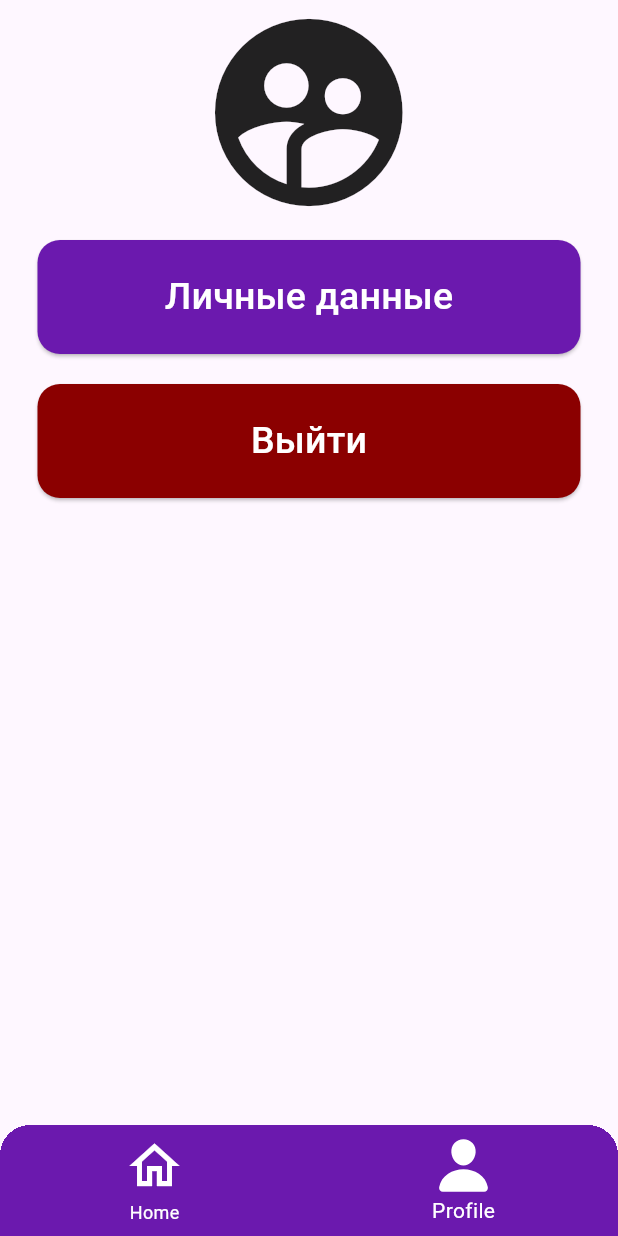
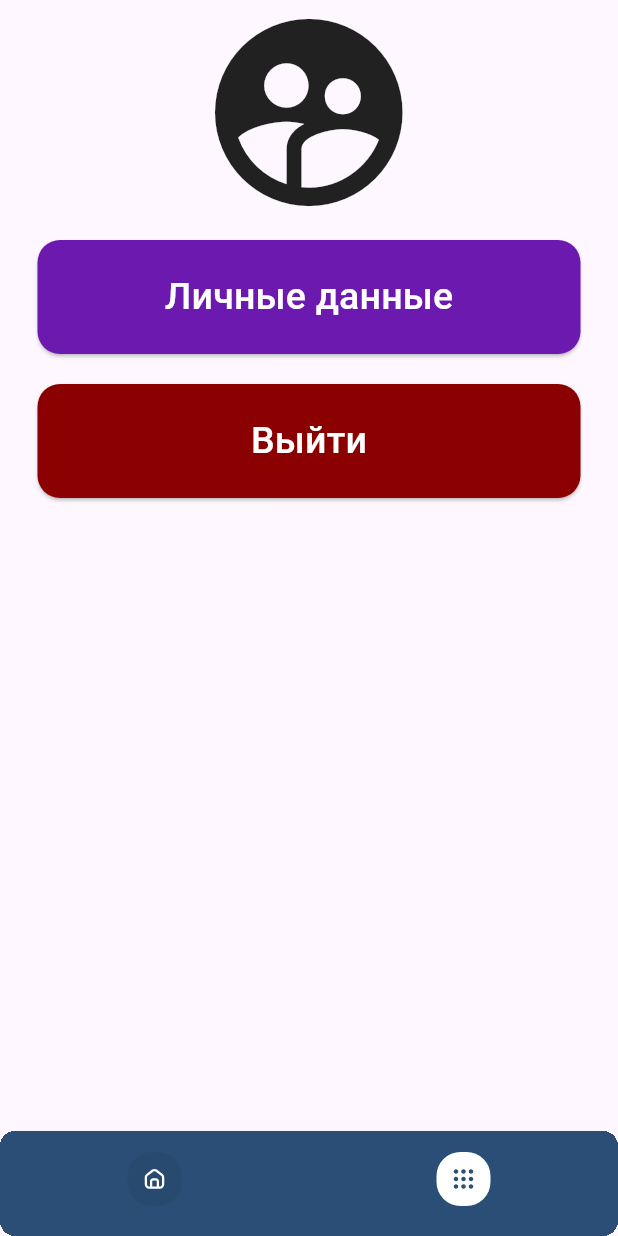
Before and after one commit to LogachevaSophia/video-service-ITMO, a Flutter app: the MainPage screen opened directly, on a phone screen of 412 x 824 dp. Run offline on Flutter 3.47's test engine with Material 3 defaults, Android fonts, the phone set to English and light mode, and no system bars; our stand-ins replace dio, flutter_secure_storage, flutter_svg, ionicons, jwt_decoder; accounts and stored records are empty; Roboto replaces fonts that are missing (Source Sans Pro).

Commit message:
feat: add bottom bar

```diff
--- /dev/null
+++ b/echo/lib/features/main_page/bottom_bar_item.dart
@@ -0,0 +1,33 @@
+import 'package:flutter/material.dart';
+import 'package:flutter_svg/flutter_svg.dart';
+
+class BottomBarItem extends StatelessWidget {
+  final bool isSelected;
+  final String iconPath;
+
+  const BottomBarItem({
+    super.key,
+    required this.isSelected,
+    required this.iconPath,
+  });
+
+  @override
+  Widget build(BuildContext context) {
+    return Container(
+      height: 36,
+      width: 36,
+      // rounded rectangle
+      decoration: BoxDecoration(
+        color: isSelected ? Colors.white : Colors.transparent.withOpacity(0.05),
+        borderRadius: const BorderRadius.all(Radius.circular(16)),
+      ),
+      child: Center(
+        child: SvgPicture.asset(
+          iconPath,
+          color: isSelected ? const Color(0xFF2A4E75) : Colors.white,
+          height: 16,
+        ),
+      ),
+    );
+  }
+}
--- a/echo/lib/features/main_page/main_page.dart
+++ b/echo/lib/features/main_page/main_page.dart
@@ -1,6 +1,8 @@
+import 'package:echo/features/main_page/bottom_bar_item.dart';
 import 'package:flutter/material.dart';
 import 'package:echo/features/home_page/home_page.dart';
 import 'package:echo/features/profile_page/profile_page.dart';
+import 'package:flutter_svg/flutter_svg.dart';
 import 'package:ionicons/ionicons.dart';
 
 class MainPage extends StatefulWidget {
@@ -26,12 +28,16 @@ class _MainPageState extends State<MainPage> {
         clipBehavior: Clip.hardEdge,
         decoration: const BoxDecoration(
           borderRadius: BorderRadius.only(
-              topRight: Radius.circular(20), topLeft: Radius.circular(20)),
+            topRight: Radius.circular(10),
+            topLeft: Radius.circular(10),
+            bottomLeft: Radius.circular(10),
+            bottomRight: Radius.circular(10),
+          ),
         ),
         child: BottomNavigationBar(
-          backgroundColor: const Color(0xff6b19ae),
-          selectedItemColor: Colors.white,
-          unselectedItemColor: Colors.white,
+          backgroundColor: const Color(0xFF2A4E75),
+          showSelectedLabels: false,
+          showUnselectedLabels: false,
           onTap: (index) {
             setState(() {
               currentPageIndex = index;
@@ -40,33 +46,19 @@ class _MainPageState extends State<MainPage> {
           currentIndex: currentPageIndex,
           items: [
             BottomNavigationBarItem(
-              icon: currentPageIndex == 0
-                  ? const Icon(
-                      Icons.home,
-                      color: Colors.white,
-                      size: 40,
-                    )
-                  : const Icon(
-                      Icons.home_outlined,
-                      color: Colors.white,
-                      size: 40,
-                    ),
+              icon: BottomBarItem(
+                iconPath: 'assets/images/home_icon.svg',
+                isSelected: currentPageIndex == 0,
+              ),
               label: 'Home',
             ),
             BottomNavigationBarItem(
-              icon: currentPageIndex == 1
-                  ? const Icon(
-                      Ionicons.person,
-                      color: Colors.white,
-                      size: 40,
-                    )
-                  : const Icon(
-                      Ionicons.person_outline,
-                      color: Colors.white,
-                      size: 40,
-                    ),
+              icon: BottomBarItem(
+                iconPath: 'assets/images/other_icon.svg',
+                isSelected: currentPageIndex == 1,
+              ),
               label: 'Profile',
-            )
+            ),
           ],
         ),
       ),
```
Also changed, not shown: echo/assets/images/add_icon.svg (added), echo/assets/images/home_icon.svg (added), echo/assets/images/other_icon.svg (added), echo/assets/images/tv_icon.svg (added).
